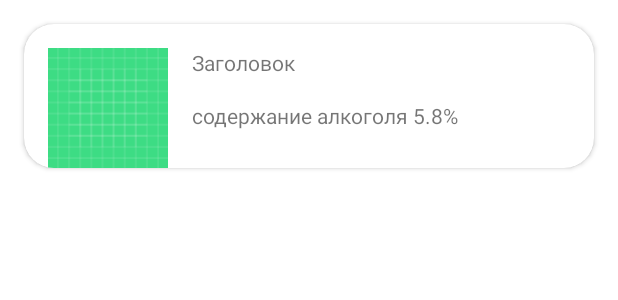
After one commit to max19-8/BeerApp, an Android app: the layout beer_item.xml on its own in the app's theme, with its tools: preview values and no code run, on a phone screen of 412 x 824 dp. The commit adds this screen. Shown: the top 300 px of the screen. Run offline under Robolectric (Android 15) with nearby library versions, the phone set to English and light mode, and no system bars.

Commit message:
developing a list

```diff
--- a/app/build.gradle
+++ b/app/build.gradle
@@ -37,6 +37,7 @@ dependencies {
     implementation 'androidx.appcompat:appcompat:1.4.1'
     implementation 'com.google.android.material:material:1.5.0'
     implementation 'androidx.constraintlayout:constraintlayout:2.1.3'
+    implementation 'androidx.paging:paging-common-ktx:3.1.0'
     testImplementation 'junit:junit:4.13.2'
     androidTestImplementation 'androidx.test.ext:junit:1.1.3'
     androidTestImplementation 'androidx.test.espresso:espresso-core:3.4.0'
--- /dev/null
+++ b/app/src/main/res/layout/beer_item.xml
@@ -0,0 +1,44 @@
+<?xml version="1.0" encoding="utf-8"?>
+<androidx.cardview.widget.CardView
+    xmlns:android="http://schemas.android.com/apk/res/android"
+    xmlns:app="http://schemas.android.com/apk/res-auto"
+    android:layout_width="match_parent"
+    android:layout_height="wrap_content"
+    android:layout_margin="16dp"
+    app:cardCornerRadius="20dp">
+
+    <androidx.constraintlayout.widget.ConstraintLayout
+        android:layout_width="match_parent"
+        android:layout_height="wrap_content">
+
+        <ImageView
+            android:id="@+id/imageView"
+            android:layout_width="80dp"
+            android:layout_height="80dp"
+            android:layout_margin="16dp"
+            android:src="@drawable/ic_launcher_background"
+            app:layout_constraintStart_toStartOf="parent"
+            app:layout_constraintTop_toTopOf="parent" />
+
+        <TextView
+            android:id="@+id/textView"
+            android:layout_width="wrap_content"
+            android:layout_height="wrap_content"
+            android:layout_margin="16dp"
+            android:text="Заголовок"
+            app:layout_constraintStart_toEndOf="@+id/imageView"
+            app:layout_constraintTop_toTopOf="parent" />
+
+        <TextView
+            android:layout_width="wrap_content"
+            android:layout_height="wrap_content"
+            android:layout_margin="16dp"
+            android:text="содержание алкоголя 5.8%"
+            app:layout_constraintStart_toEndOf="@+id/imageView"
+            app:layout_constraintTop_toBottomOf="@+id/textView" />
+
+
+    </androidx.constraintlayout.widget.ConstraintLayout>
+
+
+</androidx.cardview.widget.CardView>
--- a/app/src/main/res/values/themes.xml
+++ b/app/src/main/res/values/themes.xml
@@ -12,5 +12,6 @@
         <!-- Status bar color. -->
         <item name="android:statusBarColor" tools:targetApi="l">?attr/colorPrimaryVariant</item>
         <!-- Customize your theme here. -->
+        <item name="backgroundColor">@color/black</item>
     </style>
 </resources>
```
